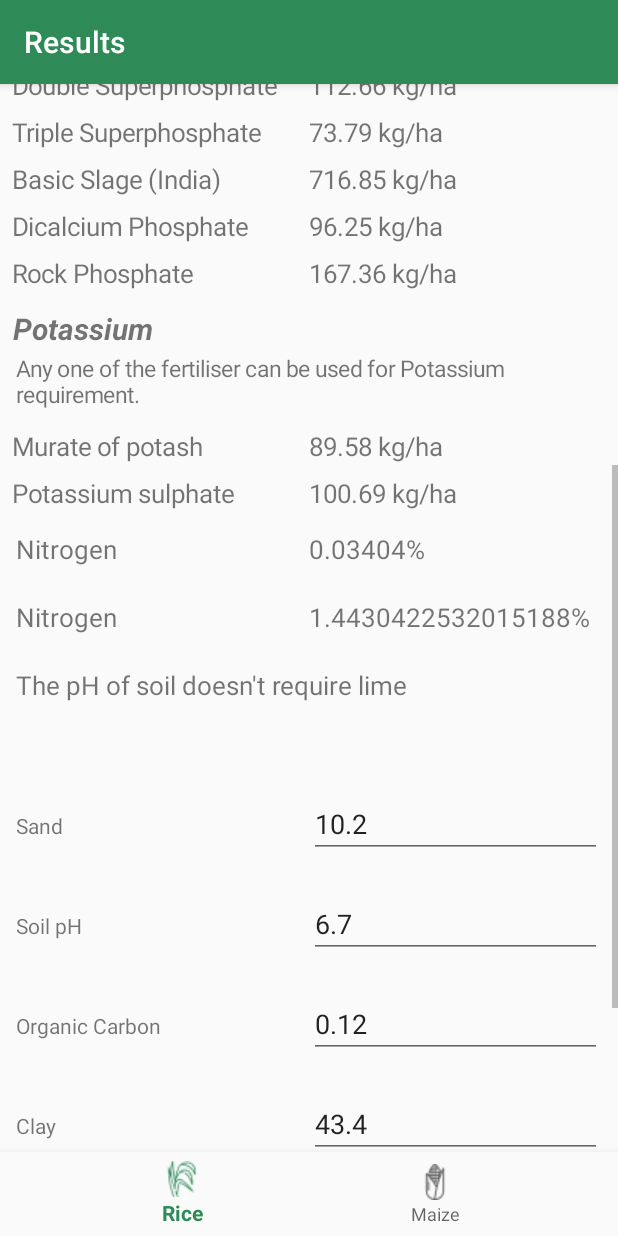
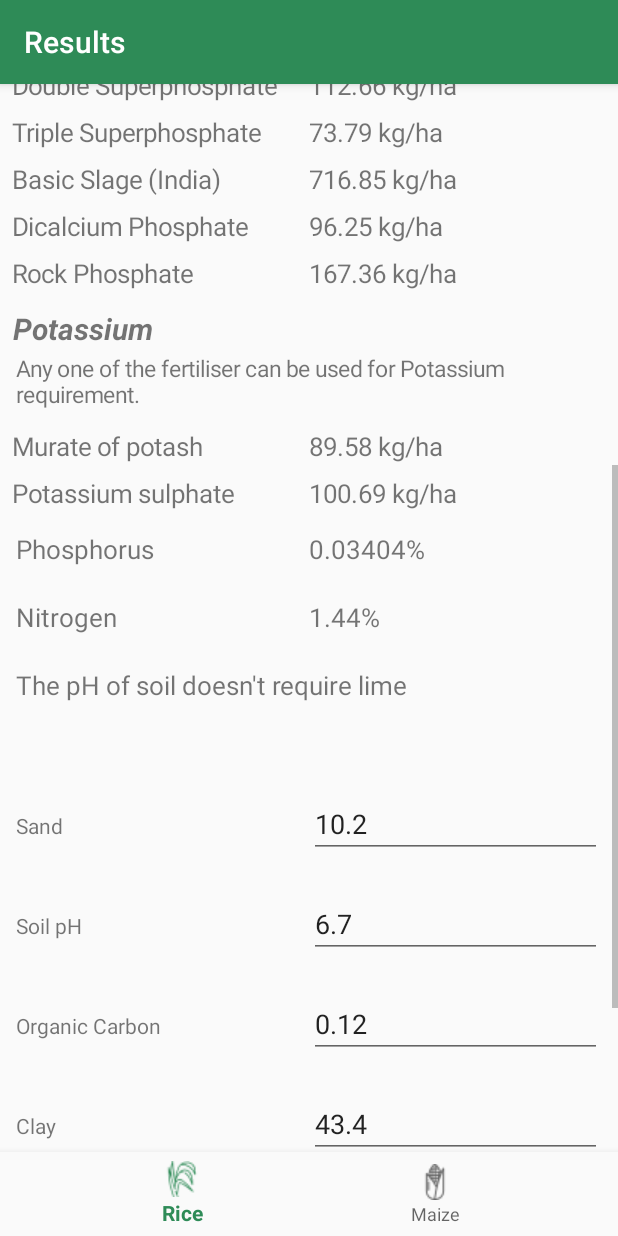
Before and after one commit to DefCon-007/Unnati-Soil, an Android app: the resultNew screen opened directly, with no data from a screen before it, scrolled down 537 dp, on a phone screen of 412 x 824 dp. Run offline under Robolectric (Android 15) with nearby library versions, the phone set to English and light mode, and no system bars; libraries missing offline, so code that uses them is left out: com.mikepenz.materialdrawer; 1 statement that could not run was skipped.

Commit message:
Add phosphorus

```diff
--- a/app/src/main/java/com/hna/unaati/unnati_soil/resultNew.java
+++ b/app/src/main/java/com/hna/unaati/unnati_soil/resultNew.java
@@ -161,7 +161,7 @@
         ed_ph.setText(String.valueOf(p.pH));
         ed_oc.setText(String.valueOf(p.organicCarbon));
         tv_nitrogen.setText(String.valueOf(p.getTotalNitorgenPercentage())+"%");
-        pam.setText(String.valueOf(p.getTotalPhosphorous())+"%");
+        pam.setText(String.valueOf(df.format(p.getTotalPhosphorous()))+"%");
         //Lime recommendation according to pH
         if ((ph>4.5)  && (ph<5.5) ){
             // quantity = kg of limeStone/ NV
--- a/app/src/main/res/layout/activity_result_new.xml
+++ b/app/src/main/res/layout/activity_result_new.xml
@@ -37,7 +37,7 @@
                    android:layout_weight="0.5"
                    android:textSize="17dp"
                    android:layout_height="wrap_content"
-                   android:text="@string/result_nitrogen_lable" />
+                   android:text="Phosphorus" />
                <TextView
                    android:id="@+id/tvNitrogenContent"
                    android:layout_width="0dp"
```
